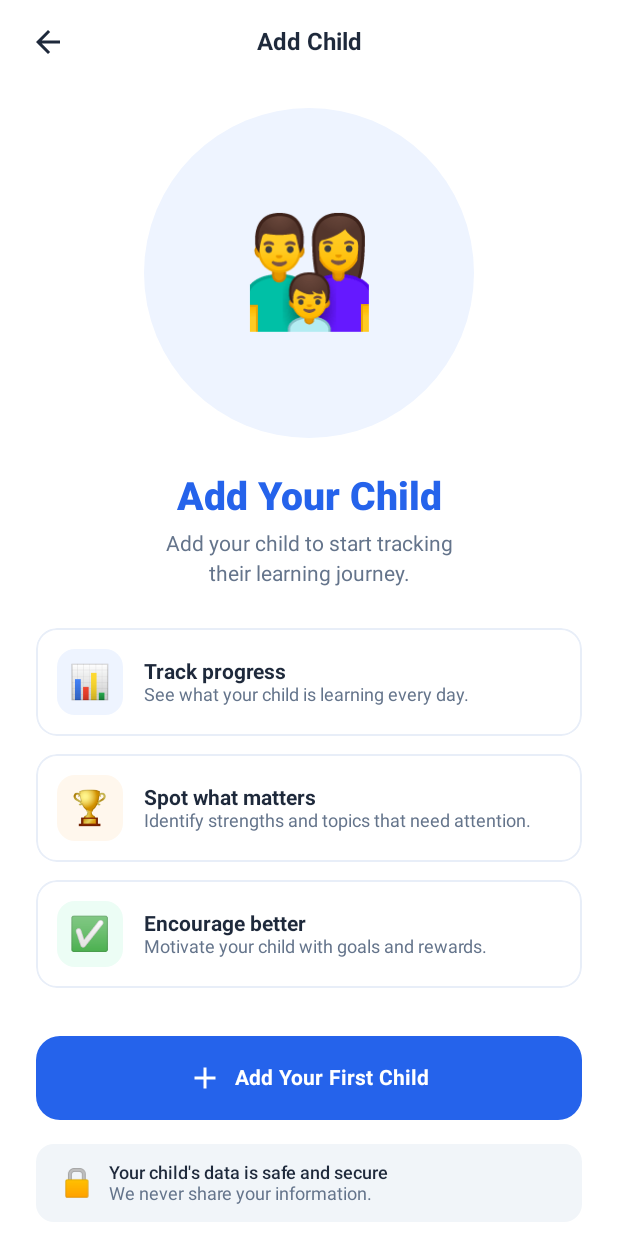
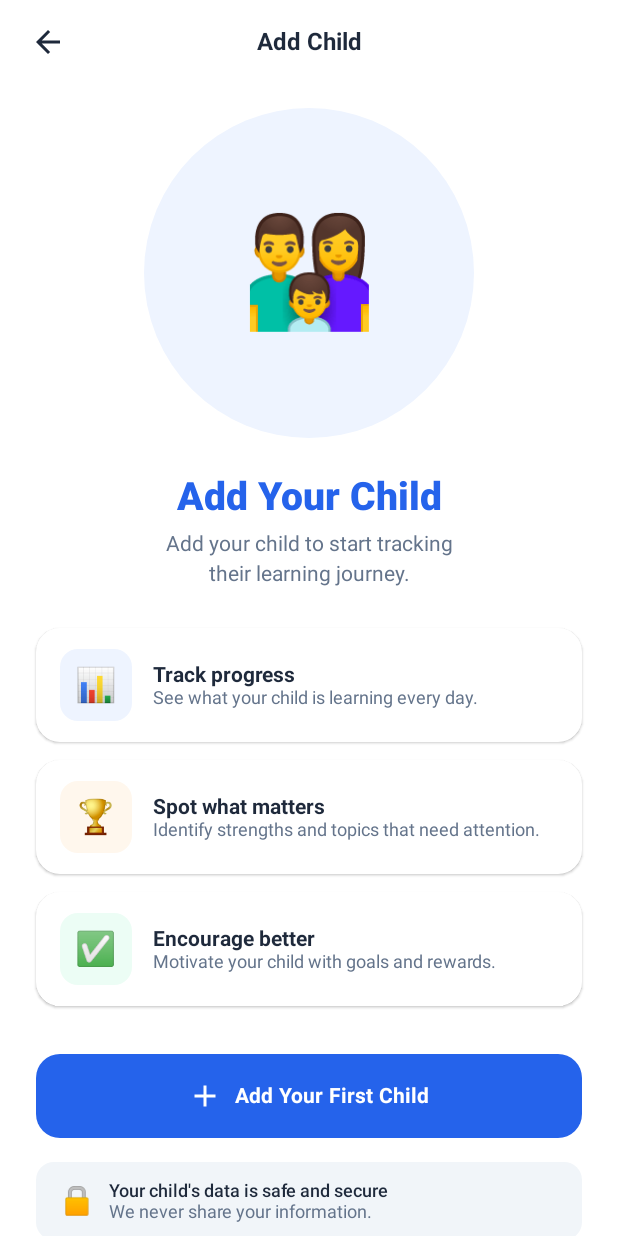
Before and after one commit to userAksh/Eduksha, an Android app built with Jetpack Compose: the AddChildScreen screen opened through its navigation route, on a phone screen of 412 x 824 dp. Run offline under Robolectric (Android 15) with nearby library versions, the phone set to English and light mode, and no system bars; our stand-ins replace Dagger/Hilt's generated code, Firebase (no records; nobody signed in at launch, a user with empty details on screens opened directly).

Commit message:
Replace empty ParentHome with Add Child welcome screen
- ParentHomeScreen auto-navigates to AddChild when no children exist after loading
- Navigation uses popUpTo ParentHome (inclusive) to prevent redirect loop
- Feature cards on Add Child welcome use Surface shadow instead of border outlines for cleaner look
- Icon boxes bumped to 48dp for better proportion

Co-Authored-By: Claude Sonnet 4.6 <noreply@anthropic.com>

```diff
--- a/app/src/main/java/com/dobi/app/core/navigation/NavGraph.kt
+++ b/app/src/main/java/com/dobi/app/core/navigation/NavGraph.kt
@@ -93,7 +93,11 @@ fun DobiNavGraph(
                 onNavigateToChildHome = { childId ->
                     navController.navigate(Screen.ChildHome(childId))
                 },
-                onNavigateToAddChild = { navController.navigate(Screen.AddChild) },
+                onNavigateToAddChild = {
+                    navController.navigate(Screen.AddChild) {
+                        popUpTo<Screen.ParentHome> { inclusive = true }
+                    }
+                },
                 onNavigateToRoleSelection = {
                     navController.navigate(Screen.RoleSelection) {
                         popUpTo(0) { inclusive = true }
--- a/app/src/main/java/com/dobi/app/feature/addchild/AddChildScreen.kt
+++ b/app/src/main/java/com/dobi/app/feature/addchild/AddChildScreen.kt
@@ -45,6 +45,7 @@ import androidx.compose.material3.MenuAnchorType
 import androidx.compose.material3.OutlinedButton
 import androidx.compose.material3.OutlinedTextField
 import androidx.compose.material3.OutlinedTextFieldDefaults
+import androidx.compose.material3.Surface
 import androidx.compose.material3.Text
 import androidx.compose.material3.TextButton
 import androidx.compose.material3.rememberDatePickerState
@@ -272,18 +273,22 @@ private fun WelcomeStep(onStart: () -> Unit) {
 
 @Composable
 private fun FeatureRow(emoji: String, bg: Color, title: String, subtitle: String) {
+    Surface(
+        modifier = Modifier.fillMaxWidth(),
+        shape = RoundedCornerShape(16.dp),
+        color = Color.White,
+        shadowElevation = 1.dp,
+        tonalElevation = 0.dp
+    ) {
         Row(
             modifier = Modifier
                 .fillMaxWidth()
-            .clip(RoundedCornerShape(14.dp))
-            .background(Color.White)
-            .border(1.dp, Color(0xFFE8EEF8), RoundedCornerShape(14.dp))
-            .padding(14.dp),
+                .padding(horizontal = 16.dp, vertical = 14.dp),
             verticalAlignment = Alignment.CenterVertically
         ) {
             Box(
                 modifier = Modifier
-                .size(44.dp)
+                    .size(48.dp)
                     .clip(RoundedCornerShape(12.dp))
                     .background(bg),
                 contentAlignment = Alignment.Center
@@ -302,6 +307,7 @@ private fun FeatureRow(emoji: String, bg: Color, title: String, subtitle: String
                     style = MaterialTheme.typography.bodySmall,
                     color = DobiTextSecondary
                 )
+            }
         }
     }
 }
--- a/app/src/main/java/com/dobi/app/feature/parenthome/ParentHomeScreen.kt
+++ b/app/src/main/java/com/dobi/app/feature/parenthome/ParentHomeScreen.kt
@@ -66,6 +66,12 @@ fun ParentHomeScreen(
 
     LaunchedEffect(Unit) {
         viewModel.navToRoleSelection.collect { onNavigateToRoleSelection() }
+    }
+
+    LaunchedEffect(uiState.isLoading, uiState.children.size) {
+        if (!uiState.isLoading && uiState.children.isEmpty()) {
+            onNavigateToAddChild()
+        }
     }
 
     Scaffold(
```
Lines whose indentation alone changed are shown as unchanged.
